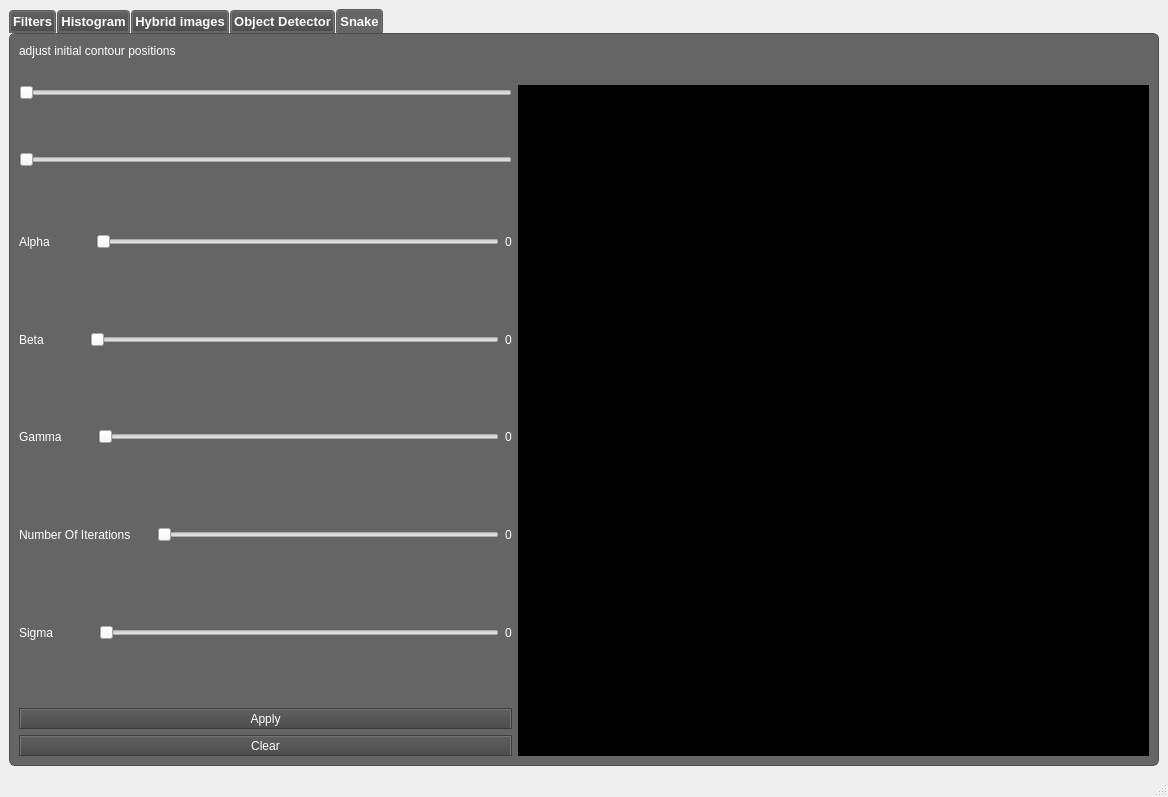
Qt form mainwindow.ui (yassmin2000/Computer-Vision-Toolbox) before a commit.
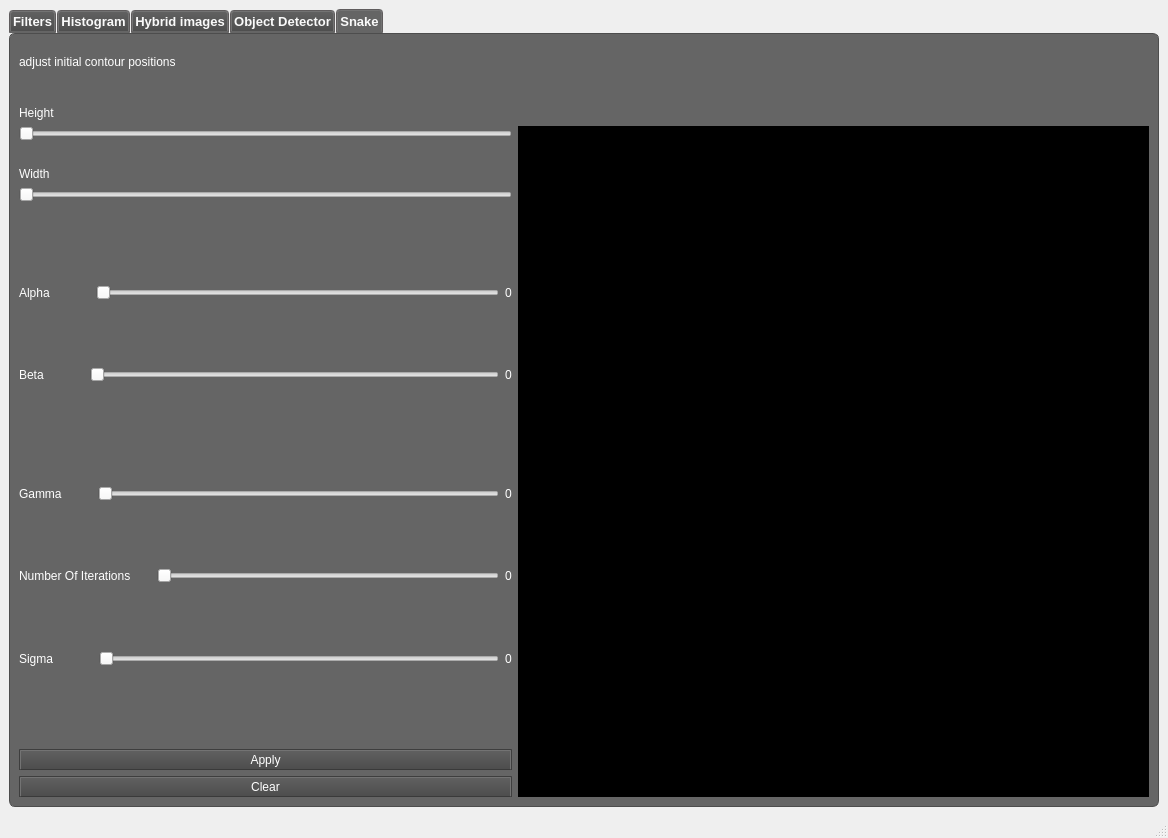
The same form after that commit.

Commit message: فاينال ان شاء الله

```diff
--- a/mainwindow.ui
+++ b/mainwindow.ui
@@ -7,7 +7,7 @@
     <x>0</x>
     <y>0</y>
     <width>1168</width>
-    <height>796</height>
+    <height>838</height>
    </rect>
   </property>
   <property name="windowTitle">
@@ -20,7 +20,6 @@
       <property name="font">
        <font>
         <pointsize>10</pointsize>
-        <weight>75</weight>
         <bold>true</bold>
        </font>
       </property>
@@ -1503,37 +1502,49 @@
         <string>Snake</string>
        </attribute>
        <layout class="QGridLayout" name="gridLayout_9">
-        <item row="2" column="1" rowspan="15">
-         <widget class="QWidget" name="widget_3" native="true">
-          <property name="minimumSize">
+        <item row="15" column="0">
+         <spacer name="verticalSpacer_9">
+          <property name="orientation">
+           <enum>Qt::Vertical</enum>
+          </property>
+          <property name="sizeType">
+           <enum>QSizePolicy::Fixed</enum>
+          </property>
+          <property name="sizeHint" stdset="0">
            <size>
-            <width>631</width>
-            <height>671</height>
+            <width>20</width>
+            <height>20</height>
            </size>
           </property>
-          <property name="styleSheet">
-           <string notr="true">background-color: rgb(0, 0, 0);</string>
-          </property>
-         </widget>
+         </spacer>
         </item>
-        <item row="2" column="0">
-         <widget class="QSlider" name="horizontalSlider_14">
+        <item row="13" column="0">
+         <spacer name="verticalSpacer_8">
           <property name="orientation">
-           <enum>Qt::Horizontal</enum>
+           <enum>Qt::Vertical</enum>
           </property>
-         </widget>
+          <property name="sizeType">
+           <enum>QSizePolicy::Fixed</enum>
+          </property>
+          <property name="sizeHint" stdset="0">
+           <size>
+            <width>20</width>
+            <height>20</height>
+           </size>
+          </property>
+         </spacer>
         </item>
-        <item row="6" column="0">
-         <layout class="QHBoxLayout" name="horizontalLayout_17">
+        <item row="16" column="0">
+         <layout class="QHBoxLayout" name="horizontalLayout_25">
           <item>
-           <widget class="QLabel" name="label_27">
+           <widget class="QLabel" name="label_43">
             <property name="text">
-             <string>Alpha</string>
+             <string>Sigma</string>
             </property>
            </widget>
           </item>
           <item>
-           <spacer name="horizontalSpacer_9">
+           <spacer name="horizontalSpacer_16">
             <property name="orientation">
              <enum>Qt::Horizontal</enum>
             </property>
@@ -1549,14 +1560,14 @@
            </spacer>
           </item>
           <item>
-           <widget class="QSlider" name="horizontalSlider_9">
+           <widget class="QSlider" name="horizontalSlider_13">
             <property name="orientation">
              <enum>Qt::Horizontal</enum>
             </property>
            </widget>
           </item>
           <item>
-           <widget class="QLabel" name="label_28">
+           <widget class="QLabel" name="label_44">
             <property name="text">
              <string>0</string>
             </property>
@@ -1564,48 +1575,7 @@
           </item>
          </layout>
         </item>
-        <item row="8" column="0">
-         <layout class="QHBoxLayout" name="horizontalLayout_18">
-          <item>
-           <widget class="QLabel" name="label_29">
-            <property name="text">
-             <string>Beta</string>
-            </property>
-           </widget>
-          </item>
-          <item>
-           <spacer name="horizontalSpacer_13">
-            <property name="orientation">
-             <enum>Qt::Horizontal</enum>
-            </property>
-            <property name="sizeType">
-             <enum>QSizePolicy::Fixed</enum>
-            </property>
-            <property name="sizeHint" stdset="0">
-             <size>
-              <width>40</width>
-              <height>20</height>
-             </size>
-            </property>
-           </spacer>
-          </item>
-          <item>
-           <widget class="QSlider" name="horizontalSlider_10">
-            <property name="orientation">
-             <enum>Qt::Horizontal</enum>
-            </property>
-           </widget>
-          </item>
-          <item>
-           <widget class="QLabel" name="label_30">
-            <property name="text">
-             <string>0</string>
-            </property>
-           </widget>
-          </item>
-         </layout>
-        </item>
-        <item row="12" column="0">
+        <item row="14" column="0">
          <layout class="QHBoxLayout" name="horizontalLayout_24">
           <item>
            <widget class="QLabel" name="label_41">
@@ -1646,17 +1616,47 @@
           </item>
          </layout>
         </item>
-        <item row="14" column="0">
-         <layout class="QHBoxLayout" name="horizontalLayout_25">
+        <item row="4" column="0">
+         <spacer name="verticalSpacer_11">
+          <property name="orientation">
+           <enum>Qt::Vertical</enum>
+          </property>
+          <property name="sizeType">
+           <enum>QSizePolicy::Fixed</enum>
+          </property>
+          <property name="sizeHint" stdset="0">
+           <size>
+            <width>20</width>
+            <height>20</height>
+           </size>
+          </property>
+         </spacer>
+        </item>
+        <item row="6" column="0">
+         <widget class="QSlider" name="slider_c">
+          <property name="orientation">
+           <enum>Qt::Horizontal</enum>
+          </property>
+         </widget>
+        </item>
+        <item row="0" column="0">
+         <widget class="QLabel" name="label_45">
+          <property name="text">
+           <string>adjust initial contour positions</string>
+          </property>
+         </widget>
+        </item>
+        <item row="8" column="0">
+         <layout class="QHBoxLayout" name="horizontalLayout_17">
           <item>
-           <widget class="QLabel" name="label_43">
+           <widget class="QLabel" name="label_27">
             <property name="text">
-             <string>Sigma</string>
+             <string>Alpha</string>
             </property>
            </widget>
           </item>
           <item>
-           <spacer name="horizontalSpacer_16">
+           <spacer name="horizontalSpacer_9">
             <property name="orientation">
              <enum>Qt::Horizontal</enum>
             </property>
@@ -1672,14 +1672,14 @@
            </spacer>
           </item>
           <item>
-           <widget class="QSlider" name="horizontalSlider_13">
+           <widget class="QSlider" name="horizontalSlider_9">
             <property name="orientation">
              <enum>Qt::Horizontal</enum>
             </property>
            </widget>
           </item>
           <item>
-           <widget class="QLabel" name="label_44">
+           <widget class="QLabel" name="label_28">
             <property name="text">
              <string>0</string>
             </property>
@@ -1687,25 +1687,49 @@
           </item>
          </layout>
         </item>
-        <item row="16" column="0">
-         <layout class="QVBoxLayout" name="verticalLayout_10">
-          <item>
-           <widget class="QPushButton" name="pushButton_8">
-            <property name="text">
-             <string>Apply</string>
-            </property>
-           </widget>
-          </item>
-          <item>
-           <widget class="QPushButton" name="pushButton_9">
-            <property name="text">
-             <string>Clear</string>
-            </property>
-           </widget>
-          </item>
-         </layout>
+        <item row="9" column="0">
+         <spacer name="verticalSpacer_6">
+          <property name="orientation">
+           <enum>Qt::Vertical</enum>
+          </property>
+          <property name="sizeType">
+           <enum>QSizePolicy::Fixed</enum>
+          </property>
+          <property name="sizeHint" stdset="0">
+           <size>
+            <width>20</width>
+            <height>20</height>
+           </size>
+          </property>
+         </spacer>
         </item>
-        <item row="10" column="0">
+        <item row="3" column="1" rowspan="16">
+         <widget class="QWidget" name="widget_3" native="true">
+          <property name="minimumSize">
+           <size>
+            <width>631</width>
+            <height>671</height>
+           </size>
+          </property>
+          <property name="styleSheet">
+           <string notr="true">background-color: rgb(0, 0, 0);</string>
+          </property>
+         </widget>
+        </item>
+        <item row="2" column="0">
+         <widget class="QLabel" name="label_46">
+          <property name="sizePolicy">
+           <sizepolicy hsizetype="Fixed" vsizetype="Fixed">
+            <horstretch>0</horstretch>
+            <verstretch>0</verstretch>
+           </sizepolicy>
+          </property>
+          <property name="text">
+           <string>Height</string>
+          </property>
+         </widget>
+        </item>
+        <item row="12" column="0">
          <layout class="QHBoxLayout" name="horizontalLayout_19">
           <item>
            <widget class="QLabel" name="label_31">
@@ -1762,47 +1786,8 @@
           </property>
          </spacer>
         </item>
-        <item row="0" column="0">
-         <widget class="QLabel" name="label_45">
-          <property name="text">
-           <string>adjust initial contour positions</string>
-          </property>
-         </widget>
-        </item>
-        <item row="3" column="0">
-         <spacer name="verticalSpacer_11">
-          <property name="orientation">
-           <enum>Qt::Vertical</enum>
-          </property>
-          <property name="sizeType">
-           <enum>QSizePolicy::Fixed</enum>
-          </property>
-          <property name="sizeHint" stdset="0">
-           <size>
-            <width>20</width>
-            <height>20</height>
-           </size>
-          </property>
-         </spacer>
-        </item>
-        <item row="9" column="0">
-         <spacer name="verticalSpacer_7">
-          <property name="orientation">
-           <enum>Qt::Vertical</enum>
-          </property>
-          <property name="sizeType">
-           <enum>QSizePolicy::Fixed</enum>
-          </property>
-          <property name="sizeHint" stdset="0">
-           <size>
-            <width>20</width>
-            <height>20</height>
-           </size>
-          </property>
-         </spacer>
-        </item>
         <item row="11" column="0">
-         <spacer name="verticalSpacer_8">
+         <spacer name="verticalSpacer_7">
           <property name="orientation">
            <enum>Qt::Vertical</enum>
           </property>
@@ -1818,61 +1803,6 @@
          </spacer>
         </item>
         <item row="7" column="0">
-         <spacer name="verticalSpacer_6">
-          <property name="orientation">
-           <enum>Qt::Vertical</enum>
-          </property>
-          <property name="sizeType">
-           <enum>QSizePolicy::Fixed</enum>
-          </property>
-          <property name="sizeHint" stdset="0">
-           <size>
-            <width>20</width>
-            <height>20</height>
-           </size>
-          </property>
-         </spacer>
-        </item>
-        <item row="15" column="0">
-         <spacer name="verticalSpacer_10">
-          <property name="orientation">
-           <enum>Qt::Vertical</enum>
-          </property>
-          <property name="sizeType">
-           <enum>QSizePolicy::Fixed</enum>
-          </property>
-          <property name="sizeHint" stdset="0">
-           <size>
-            <width>20</width>
-            <height>20</height>
-           </size>
-          </property>
-         </spacer>
-        </item>
-        <item row="13" column="0">
-         <spacer name="verticalSpacer_9">
-          <property name="orientation">
-           <enum>Qt::Vertical</enum>
-          </property>
-          <property name="sizeType">
-           <enum>QSizePolicy::Fixed</enum>
-          </property>
-          <property name="sizeHint" stdset="0">
-           <size>
-            <width>20</width>
-            <height>20</height>
-           </size>
-          </property>
-         </spacer>
-        </item>
-        <item row="4" column="0">
-         <widget class="QSlider" name="horizontalSlider_15">
-          <property name="orientation">
-           <enum>Qt::Horizontal</enum>
-          </property>
-         </widget>
-        </item>
-        <item row="5" column="0">
          <spacer name="verticalSpacer_13">
           <property name="orientation">
            <enum>Qt::Vertical</enum>
@@ -1888,6 +1818,101 @@
           </property>
          </spacer>
         </item>
+        <item row="3" column="0">
+         <widget class="QSlider" name="slider_r">
+          <property name="orientation">
+           <enum>Qt::Horizontal</enum>
+          </property>
+         </widget>
+        </item>
+        <item row="17" column="0">
+         <spacer name="verticalSpacer_10">
+          <property name="orientation">
+           <enum>Qt::Vertical</enum>
+          </property>
+          <property name="sizeType">
+           <enum>QSizePolicy::Fixed</enum>
+          </property>
+          <property name="sizeHint" stdset="0">
+           <size>
+            <width>20</width>
+            <height>20</height>
+           </size>
+          </property>
+         </spacer>
+        </item>
+        <item row="18" column="0">
+         <layout class="QVBoxLayout" name="verticalLayout_10">
+          <item>
+           <widget class="QPushButton" name="pushButton_8">
+            <property name="text">
+             <string>Apply</string>
+            </property>
+           </widget>
+          </item>
+          <item>
+           <widget class="QPushButton" name="pushButton_9">
+            <property name="text">
+             <string>Clear</string>
+            </property>
+           </widget>
+          </item>
+         </layout>
+        </item>
+        <item row="10" column="0">
+         <layout class="QHBoxLayout" name="horizontalLayout_18">
+          <item>
+           <widget class="QLabel" name="label_29">
+            <property name="text">
+             <string>Beta</string>
+            </property>
+           </widget>
+          </item>
+          <item>
+           <spacer name="horizontalSpacer_13">
+            <property name="orientation">
+             <enum>Qt::Horizontal</enum>
+            </property>
+            <property name="sizeType">
+             <enum>QSizePolicy::Fixed</enum>
+            </property>
+            <property name="sizeHint" stdset="0">
+             <size>
+              <width>40</width>
+              <height>20</height>
+             </size>
+            </property>
+           </spacer>
+          </item>
+          <item>
+           <widget class="QSlider" name="horizontalSlider_10">
+            <property name="orientation">
+             <enum>Qt::Horizontal</enum>
+            </property>
+           </widget>
+          </item>
+          <item>
+           <widget class="QLabel" name="label_30">
+            <property name="text">
+             <string>0</string>
+            </property>
+           </widget>
+          </item>
+         </layout>
+        </item>
+        <item row="5" column="0">
+         <widget class="QLabel" name="label_47">
+          <property name="sizePolicy">
+           <sizepolicy hsizetype="Fixed" vsizetype="Fixed">
+            <horstretch>0</horstretch>
+            <verstretch>0</verstretch>
+           </sizepolicy>
+          </property>
+          <property name="text">
+           <string>Width</string>
+          </property>
+         </widget>
+        </item>
        </layout>
       </widget>
      </widget>
```
Left out of the diff: 10 changed lines with no effect on the pictures. The commit also changes 2 other files.
